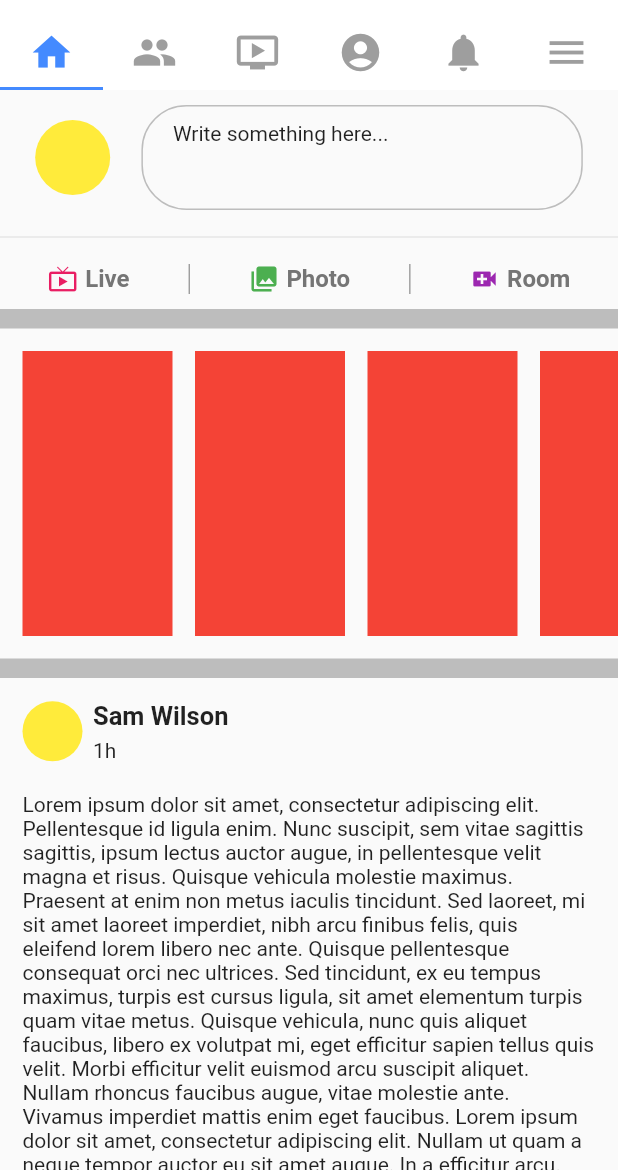
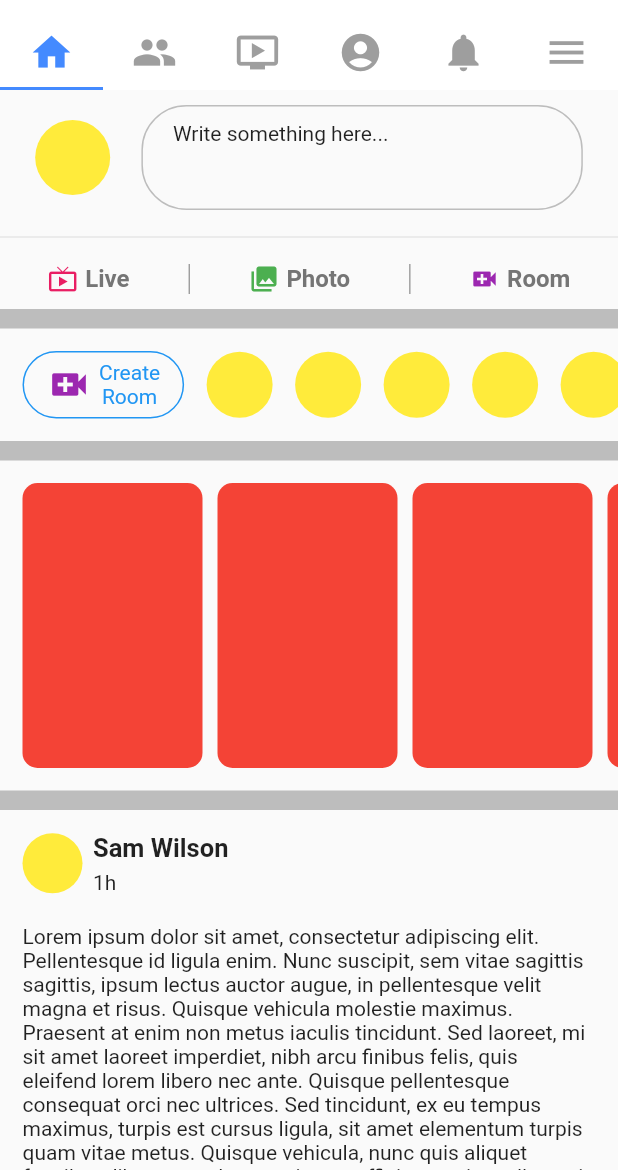
Before and after one commit to ahmedgulabkhan/facebook_ui_flutter, a Flutter app: the screen it shows after launch, on a phone screen of 412 x 824 dp, the part 66-1236 px from its top. Run offline on Flutter 3.47's test engine with Material 2 defaults, Android fonts, the phone set to English and light mode, and no system bars; our stand-ins replace font_awesome_flutter; missing offline and left inert: flutter_statusbarcolor.

Commit message:
:art: online_widget added

```diff
--- a/lib/tabs/home_tab.dart
+++ b/lib/tabs/home_tab.dart
@@ -2,6 +2,7 @@ import 'package:facebook_ui_flutter/widgets/write_something_widget.dart';
 import 'package:facebook_ui_flutter/widgets/separator_widget.dart';
 import 'package:facebook_ui_flutter/widgets/post_widget.dart';
 import 'package:facebook_ui_flutter/widgets/stories_widget.dart';
+import 'package:facebook_ui_flutter/widgets/online_widget.dart';
 import 'package:facebook_ui_flutter/models/post.dart';
 import 'package:flutter/material.dart';
 
@@ -12,6 +13,8 @@ class HomeTab extends StatelessWidget {
       child: Column(
         children: <Widget>[
           WriteSomethingWidget(),
+          SeparatorWidget(),
+          OnlineWidget(),
           SeparatorWidget(),
           StoriesWidget(),
           SeparatorWidget(),
--- /dev/null
+++ b/lib/widgets/online_widget.dart
@@ -0,0 +1,114 @@
+import 'package:flutter/material.dart';
+
+class OnlineWidget extends StatelessWidget {
+  @override
+  Widget build(BuildContext context) {
+    return Container(
+      height: 75.0,
+      padding: EdgeInsets.symmetric(vertical: 15.0),
+      child: ListView(
+        scrollDirection: Axis.horizontal,
+        children: <Widget>[
+          SizedBox(width: 15.0),
+          Container(
+            padding: EdgeInsets.symmetric(horizontal: 15.0, vertical: 2.0),
+            decoration: BoxDecoration(
+              borderRadius: BorderRadius.circular(40.0),
+              border: Border.all(
+                width: 1.0,
+                color: Colors.blue
+              )
+            ),
+            child: Row(
+              mainAxisAlignment: MainAxisAlignment.spaceAround,
+              crossAxisAlignment: CrossAxisAlignment.center,
+              children: <Widget>[
+                Icon(Icons.video_call, size: 30.0, color: Colors.purple),
+                SizedBox(width: 5.0),
+                Column(
+                  mainAxisAlignment: MainAxisAlignment.center,
+                  children: <Widget>[
+                    Text('Create', style: TextStyle(color: Colors.blue)),
+                    Text('Room', style: TextStyle(color: Colors.blue)),
+                  ],
+                )
+              ],
+            ),
+          ),
+
+          SizedBox(width: 15.0),
+
+          CircleAvatar(
+            radius: 22.0,
+            backgroundColor: Colors.yellow,
+          ),
+
+          SizedBox(width: 15.0),
+
+          CircleAvatar(
+            radius: 22.0,
+            backgroundColor: Colors.yellow,
+          ),
+
+          SizedBox(width: 15.0),
+
+          CircleAvatar(
+            radius: 22.0,
+            backgroundColor: Colors.yellow,
+          ),
+
+          SizedBox(width: 15.0),
+
+          CircleAvatar(
+            radius: 22.0,
+            backgroundColor: Colors.yellow,
+          ),
+
+          SizedBox(width: 15.0),
+
+          CircleAvatar(
+            radius: 22.0,
+            backgroundColor: Colors.yellow,
+          ),
+
+          SizedBox(width: 15.0),
+
+          CircleAvatar(
+            radius: 22.0,
+            backgroundColor: Colors.yellow,
+          ),
+
+          SizedBox(width: 15.0),
+
+          CircleAvatar(
+            radius: 22.0,
+            backgroundColor: Colors.yellow,
+          ),
+
+          SizedBox(width: 15.0),
+
+          CircleAvatar(
+            radius: 22.0,
+            backgroundColor: Colors.yellow,
+          ),
+
+          SizedBox(width: 15.0),
+
+          CircleAvatar(
+            radius: 22.0,
+            backgroundColor: Colors.yellow,
+          ),
+
+          SizedBox(width: 15.0),
+
+          CircleAvatar(
+            radius: 22.0,
+            backgroundColor: Colors.yellow,
+          ),
+
+          SizedBox(width: 15.0),
+        ],
+      ),
+    );
+  }
+}
--- a/lib/widgets/stories_widget.dart
+++ b/lib/widgets/stories_widget.dart
@@ -11,43 +11,67 @@ class StoriesWidget extends StatelessWidget {
         children: <Widget>[
           SizedBox(width: 15.0),
           Container(
-            width: 100.0,
+            width: 120.0,
+            decoration: BoxDecoration(
               color: Colors.red,
+              borderRadius: BorderRadius.circular(10.0)
             ),
-          SizedBox(width: 15.0),
+          ),
+          SizedBox(width: 10.0),
           Container(
-            width: 100.0,
+            width: 120.0,
+            decoration: BoxDecoration(
               color: Colors.red,
+              borderRadius: BorderRadius.circular(10.0)
             ),
-          SizedBox(width: 15.0),
+          ),
+          SizedBox(width: 10.0),
           Container(
-            width: 100.0,
+            width: 120.0,
+            decoration: BoxDecoration(
               color: Colors.red,
+              borderRadius: BorderRadius.circular(10.0)
             ),
-          SizedBox(width: 15.0),
+          ),
+          SizedBox(width: 10.0),
           Container(
-            width: 100.0,
+            width: 120.0,
+            decoration: BoxDecoration(
               color: Colors.red,
+              borderRadius: BorderRadius.circular(10.0)
             ),
-          SizedBox(width: 15.0),
+          ),
+          SizedBox(width: 10.0),
           Container(
-            width: 100.0,
+            width: 120.0,
+            decoration: BoxDecoration(
               color: Colors.red,
+              borderRadius: BorderRadius.circular(10.0)
             ),
-          SizedBox(width: 15.0),
+          ),
+          SizedBox(width: 10.0),
           Container(
-            width: 100.0,
+            width: 120.0,
+            decoration: BoxDecoration(
               color: Colors.red,
+              borderRadius: BorderRadius.circular(10.0)
             ),
-          SizedBox(width: 15.0),
+          ),
+          SizedBox(width: 10.0),
           Container(
-            width: 100.0,
+            width: 120.0,
+            decoration: BoxDecoration(
               color: Colors.red,
+              borderRadius: BorderRadius.circular(10.0)
             ),
-          SizedBox(width: 15.0),
+          ),
+          SizedBox(width: 10.0),
           Container(
-            width: 100.0,
+            width: 120.0,
+            decoration: BoxDecoration(
               color: Colors.red,
+              borderRadius: BorderRadius.circular(10.0)
+            ),
           ),
           SizedBox(width: 15.0),
         ],
```
Lines whose indentation alone changed are shown as unchanged.
